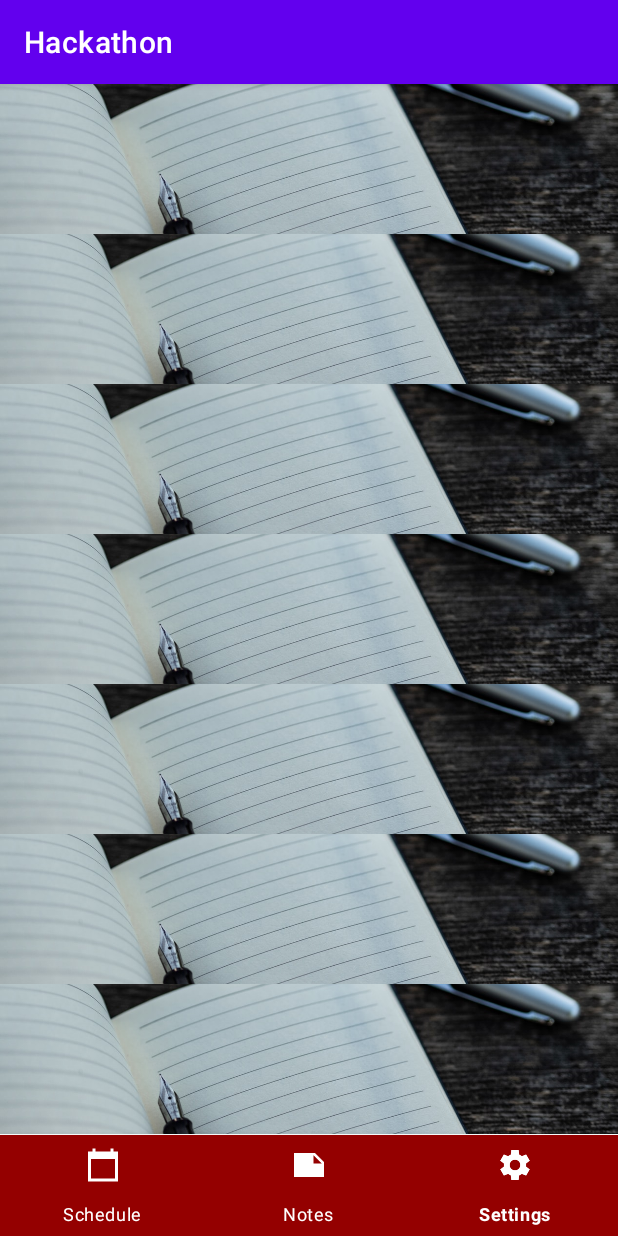
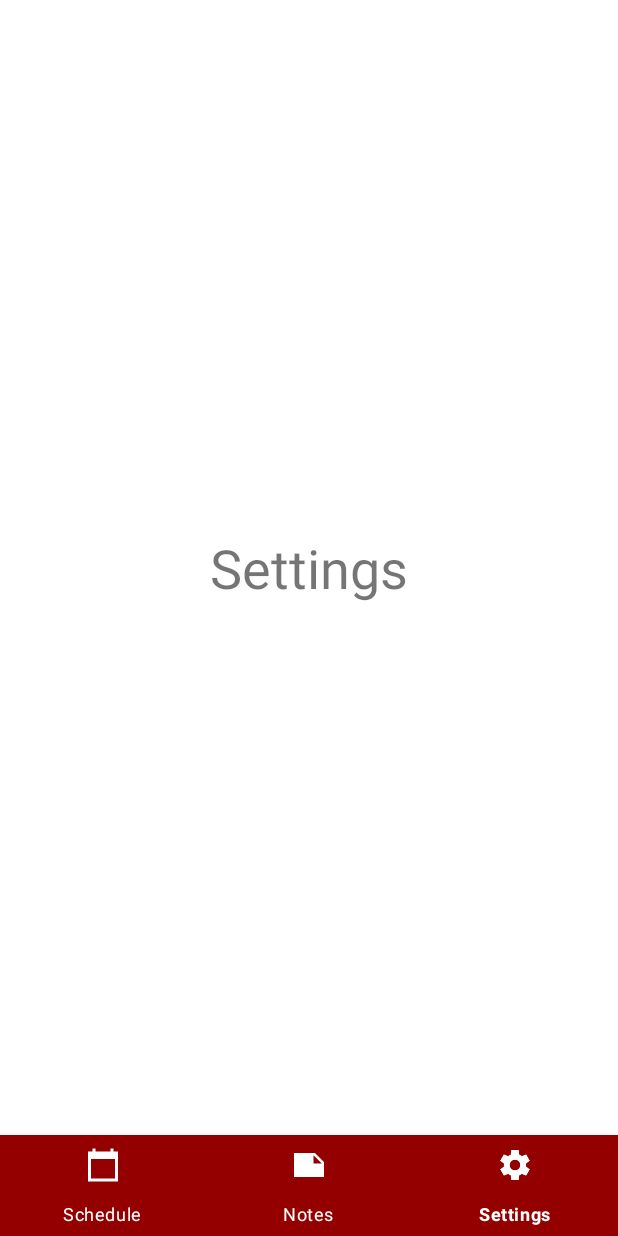
Before and after one commit to prooheckcp/Hackathon, an Android app: the screen it shows after launch (HomePage), item 3 of the bottom bar chosen, on a phone screen of 412 x 824 dp. Run offline under Robolectric (Android 15) with nearby library versions, the phone set to English and light mode, and no system bars; our stand-ins replace androidx.preference.

Commit message:
Prepared the windows

```diff
--- a/app/build.gradle
+++ b/app/build.gradle
@@ -1,6 +1,7 @@
 plugins {
     id 'com.android.application'
     id 'kotlin-android'
+    id 'kotlin-android-extensions'
 }
 
 android {
@@ -42,6 +43,7 @@ dependencies {
     implementation 'androidx.constraintlayout:constraintlayout:2.0.4'
     implementation 'androidx.legacy:legacy-support-v4:1.0.0'
     implementation 'androidx.recyclerview:recyclerview:1.1.0'
+    implementation 'androidx.preference:preference:1.1.1'
     testImplementation 'junit:junit:4.+'
     androidTestImplementation 'androidx.test.ext:junit:1.1.2'
     androidTestImplementation 'androidx.test.espresso:espresso-core:3.3.0'
--- a/app/src/main/AndroidManifest.xml
+++ b/app/src/main/AndroidManifest.xml
@@ -10,7 +10,7 @@
         android:supportsRtl="true"
         android:theme="@style/Theme.Hackathon">
         <activity android:name=".Activities.HomePage"></activity>
-        <activity android:name=".Activities.MainActivity">
+        <activity android:name=".Activities.SplashScreen">
             <intent-filter>
                 <action android:name="android.intent.action.MAIN" />
 
--- a/app/src/main/java/com/example/hackathon/Activities/HomePage.kt
+++ b/app/src/main/java/com/example/hackathon/Activities/HomePage.kt
@@ -3,9 +3,12 @@ package com.example.hackathon.Activities
 import androidx.appcompat.app.AppCompatActivity
 import android.os.Bundle
 import androidx.fragment.app.Fragment
+import com.example.hackathon.Fragments.HomeScreen
 import com.example.hackathon.Fragments.Notes
+import com.example.hackathon.Fragments.Settings
 import com.example.hackathon.R
 import com.google.android.material.bottomnavigation.BottomNavigationView
+import kotlinx.android.synthetic.main.activity_home_page.*
 
 class HomePage : AppCompatActivity() {
     override fun onCreate(savedInstanceState: Bundle?) {
@@ -13,12 +16,30 @@ class HomePage : AppCompatActivity() {
         setContentView(R.layout.activity_home_page)
 
         //Start in this notes
-        fragmentManager(Notes())
+        fragmentManager(HomeScreen())
+
+        bottom_nav_bar.setOnNavigationItemSelectedListener{
+            when(it.itemId){
+                R.id.page_1 ->{
+                    fragmentManager(HomeScreen())
+                }
+                R.id.page_2 ->{
+                    fragmentManager(Notes())
+                }
+
+                R.id.page_3 ->{
+                    fragmentManager(Settings())
+                }
+            }
+            true
+        }
 
         BottomNavigationView.OnNavigationItemSelectedListener { item ->
             when(item.itemId) {
                 R.id.page_1 -> {
                     //Respond to the main homepage
+                    println("He clicked on the schedule")
+                    fragmentManager(HomeScreen())
                     true
                 }
                 R.id.page_2 -> {
--- a/app/src/main/java/com/example/hackathon/Activities/MainActivity.kt
+++ b/app/src/main/java/com/example/hackathon/Activities/SplashScreen.kt
@@ -7,7 +7,7 @@ import android.os.Handler
 import android.os.Looper
 import com.example.hackathon.R
 
-class MainActivity : AppCompatActivity() {
+class SplashScreen : AppCompatActivity() {
     override fun onCreate(savedInstanceState: Bundle?) {
         super.onCreate(savedInstanceState)
         setContentView(R.layout.activity_main)
--- a/app/src/main/java/com/example/hackathon/Fragments/MyItemRecyclerViewAdapter.kt
+++ b/app/src/main/java/com/example/hackathon/Adapters/MyItemRecyclerViewAdapter.kt
@@ -1,4 +1,4 @@
-package com.example.hackathon.Fragments
+package com.example.hackathon.Adapters
 
 import androidx.recyclerview.widget.RecyclerView
 import android.view.LayoutInflater
--- /dev/null
+++ b/app/src/main/java/com/example/hackathon/Fragments/HomeScreen.kt
@@ -0,0 +1,17 @@
+package com.example.hackathon.Fragments
+
+import android.os.Bundle
+import android.view.LayoutInflater
+import android.view.View
+import android.view.ViewGroup
+import androidx.fragment.app.Fragment
+import com.example.hackathon.R
+
+class HomeScreen: Fragment(R.layout.fragment_home_screen) {
+    override fun onCreateView(inflater: LayoutInflater, container: ViewGroup?,
+                              savedInstanceState: Bundle?): View?
+    {
+        // Inflate the layout for this fragment
+        return inflater.inflate(R.layout.fragment_home_screen, container, false)
+    }
+}
--- a/app/src/main/java/com/example/hackathon/Fragments/Notes.kt
+++ b/app/src/main/java/com/example/hackathon/Fragments/Notes.kt
@@ -8,6 +8,7 @@ import androidx.recyclerview.widget.RecyclerView
 import android.view.LayoutInflater
 import android.view.View
 import android.view.ViewGroup
+import com.example.hackathon.Adapters.MyItemRecyclerViewAdapter
 import com.example.hackathon.R
 import com.example.hackathon.Fragments.dummy.DummyContent
 
--- /dev/null
+++ b/app/src/main/java/com/example/hackathon/Fragments/Settings.kt
@@ -0,0 +1,19 @@
+package com.example.hackathon.Fragments
+
+import android.os.Bundle
+import android.view.LayoutInflater
+import android.view.View
+import android.view.ViewGroup
+import androidx.fragment.app.Fragment
+import androidx.preference.PreferenceFragmentCompat
+import com.example.hackathon.R
+
+class Settings : Fragment(R.layout.fragment_settings) {
+    override fun onCreateView(
+        inflater: LayoutInflater, container: ViewGroup?,
+        savedInstanceState: Bundle?
+    ): View? {
+        // Inflate the layout for this fragment
+        return inflater.inflate(R.layout.fragment_settings, container, false)
+    }
+}
--- a/app/src/main/res/layout/activity_main.xml
+++ b/app/src/main/res/layout/activity_main.xml
@@ -4,7 +4,7 @@
     xmlns:tools="http://schemas.android.com/tools"
     android:layout_width="match_parent"
     android:layout_height="match_parent"
-    tools:context=".Activities.MainActivity">
+    tools:context=".Activities.SplashScreen">
 
     <ImageView
         android:id="@+id/imageView"
--- /dev/null
+++ b/app/src/main/res/layout/fragment_settings.xml
@@ -0,0 +1,22 @@
+<?xml version="1.0" encoding="utf-8"?>
+<androidx.constraintlayout.widget.ConstraintLayout xmlns:android="http://schemas.android.com/apk/res/android"
+    xmlns:app="http://schemas.android.com/apk/res-auto"
+    xmlns:tools="http://schemas.android.com/tools"
+    android:layout_width="match_parent"
+    android:layout_height="match_parent"
+    android:background="@color/white">
+
+    <TextView
+        android:id="@+id/textView2"
+        android:layout_width="wrap_content"
+        android:layout_height="wrap_content"
+        android:text="Settings"
+        android:textSize="36sp"
+        app:layout_constraintBottom_toBottomOf="parent"
+        app:layout_constraintEnd_toEndOf="parent"
+        app:layout_constraintHorizontal_bias="0.5"
+        app:layout_constraintStart_toStartOf="parent"
+        app:layout_constraintTop_toTopOf="parent" />
+
+
+</androidx.constraintlayout.widget.ConstraintLayout>
--- a/app/src/main/res/values/themes.xml
+++ b/app/src/main/res/values/themes.xml
@@ -1,6 +1,6 @@
 <resources xmlns:tools="http://schemas.android.com/tools">
     <!-- Base application theme. -->
-    <style name="Theme.Hackathon" parent="Theme.MaterialComponents.DayNight.DarkActionBar">
+    <style name="Theme.Hackathon" parent="Theme.MaterialComponents.DayNight.NoActionBar">
         <!-- Primary brand color. -->
         <item name="colorPrimary">@color/purple_500</item>
         <item name="colorPrimaryVariant">@color/purple_700</item>
```
Also changed, not shown: app/src/main/res/layout/fragment_home_screen.xml (added, +22 -0 lines), app/src/main/res/values/arrays.xml (added, +12 -0 lines), app/src/main/res/values/strings.xml (+16 -0 lines), app/src/main/res/xml/root_preferences.xml (added, +35 -0 lines).
